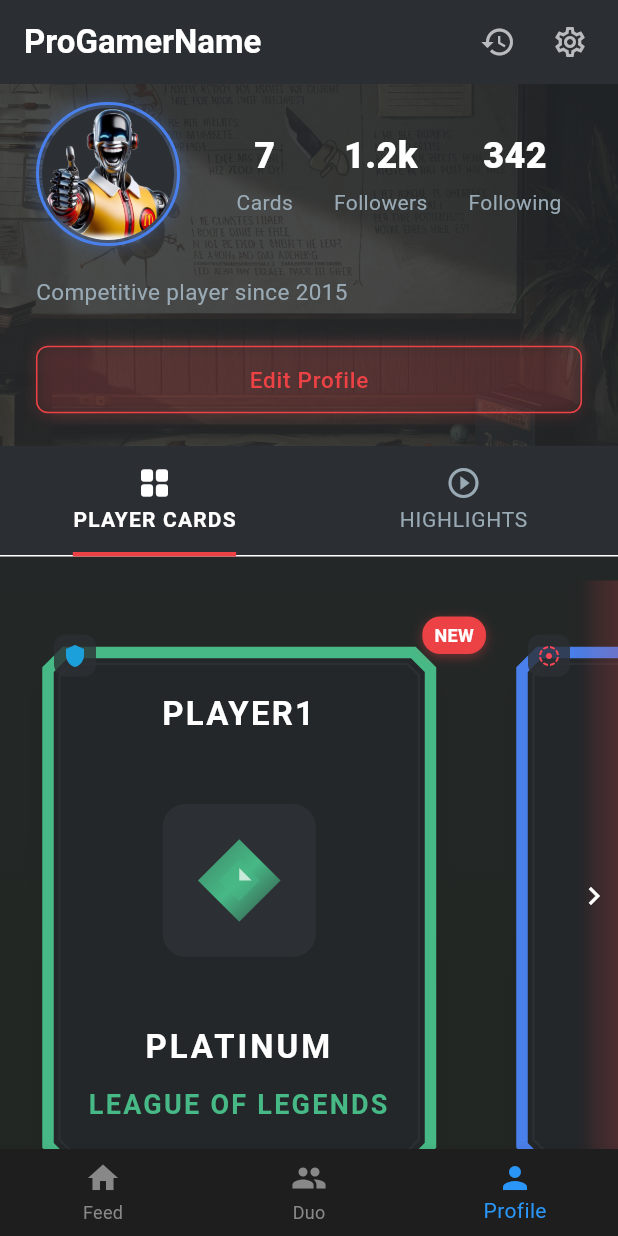
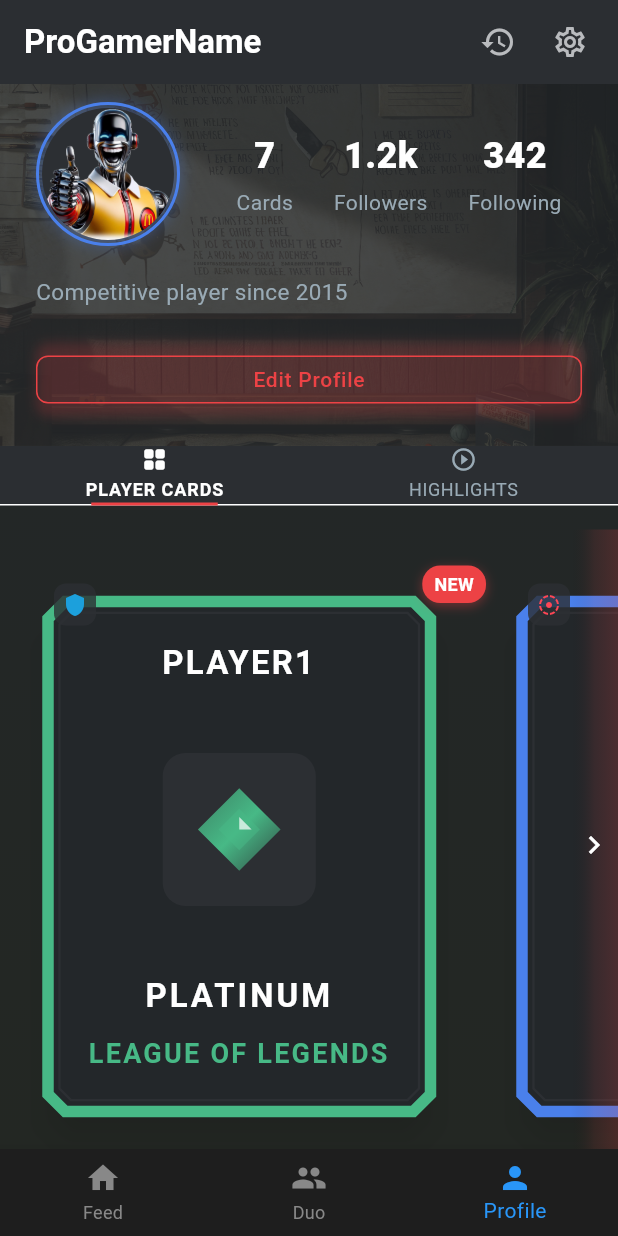
Before and after one commit to jininc3/rankup, a Flutter app: the screen it shows after launch, item 3 of the bottom bar chosen, on a phone screen of 412 x 824 dp. Run offline on Flutter 3.47's test engine with Material 3 defaults, Android fonts, the phone set to English and light mode, and no system bars; network calls fail; Roboto replaces fonts that are missing (Montserrat).

Commit message:
shrunk titles

```diff
--- a/lib/screens/profile_screen.dart
+++ b/lib/screens/profile_screen.dart
@@ -215,7 +215,7 @@
       boxShadow: [
         BoxShadow(
           color: DiscordTheme.primaryRed.withOpacity(0.2),
-                                      blurRadius: 8,
+          blurRadius: 6, // Reduced from 8
           spreadRadius: 0,
         ),
       ],
@@ -224,10 +224,12 @@
       style: OutlinedButton.styleFrom(
         side: const BorderSide(color: DiscordTheme.primaryRed, width: 1),
         foregroundColor: DiscordTheme.primaryRed,
-                                    padding: const EdgeInsets.symmetric(vertical: 12),
+        padding: const EdgeInsets.symmetric(vertical: 6), // Reduced from 12
         shape: RoundedRectangleBorder(
           borderRadius: BorderRadius.circular(8),
         ),
+        // Add minimumSize to control the minimum height
+        minimumSize: const Size(0, 32), // Set a lower minimum height
       ),
       onPressed: () {
         // Navigate to edit profile
@@ -235,7 +237,7 @@
       child: const Text(
         'Edit Profile',
         style: TextStyle(
-                                      fontSize: 15,
+          fontSize: 14, // Slightly reduced font size
           fontWeight: FontWeight.w500,
           letterSpacing: 0.5,
         ),
@@ -260,7 +262,7 @@
                     indicator: const BoxDecoration(
                       border: Border(
                         bottom: BorderSide(
-                          width: 3.0,
+                          width: 2.0, // Reduced from 3.0
                           color: DiscordTheme.primaryRed,
                         ),
                       ),
@@ -269,17 +271,28 @@
                     unselectedLabelColor: DiscordTheme.softGrey,
                     labelStyle: const TextStyle(
                       fontWeight: FontWeight.w600,
-                      fontSize: 14,
-                      letterSpacing: 0.8,
+                      fontSize: 12, // Reduced from 14
+                      letterSpacing: 0.6, // Reduced from 0.8
                     ),
                     unselectedLabelStyle: const TextStyle(
                       fontWeight: FontWeight.normal,
-                      fontSize: 14,
-                      letterSpacing: 0.5,
+                      fontSize: 12, // Reduced from 14
+                      letterSpacing: 0.4, // Reduced from 0.5
                     ),
+                    // Reduced padding in the tabs
+                    padding: const EdgeInsets.symmetric(vertical: 0), // Add this line
+                    indicatorPadding: const EdgeInsets.symmetric(horizontal: 4), // Add this line
                     tabs: const [
-                      Tab(icon: Icon(Icons.grid_view_rounded), text: 'PLAYER CARDS'),
-                      Tab(icon: Icon(Icons.play_circle_outline), text: 'HIGHLIGHTS'),
+                      Tab(
+                        icon: Icon(Icons.grid_view_rounded, size: 18), // Reduced from default size
+                        text: 'PLAYER CARDS',
+                        height: 38, // Reduced from default height
+                      ),
+                      Tab(
+                        icon: Icon(Icons.play_circle_outline, size: 18), // Reduced from default size
+                        text: 'HIGHLIGHTS',
+                        height: 38, // Reduced from default height
+                      ),
                     ],
                   ),
                 ),
@@ -791,10 +804,10 @@
   _SliverAppBarDelegate(this._tabBar);
 
   @override
-  double get minExtent => _tabBar.preferredSize.height;
+  double get minExtent => _tabBar.preferredSize.height - 8; // Reduced height
 
   @override
-  double get maxExtent => _tabBar.preferredSize.height;
+  double get maxExtent => _tabBar.preferredSize.height - 8; // Reduced height
 
   @override
   Widget build(BuildContext context, double shrinkOffset, bool overlapsContent) {
```
Also changed, not shown: 2 other files. Lines whose indentation alone changed are shown as unchanged.
